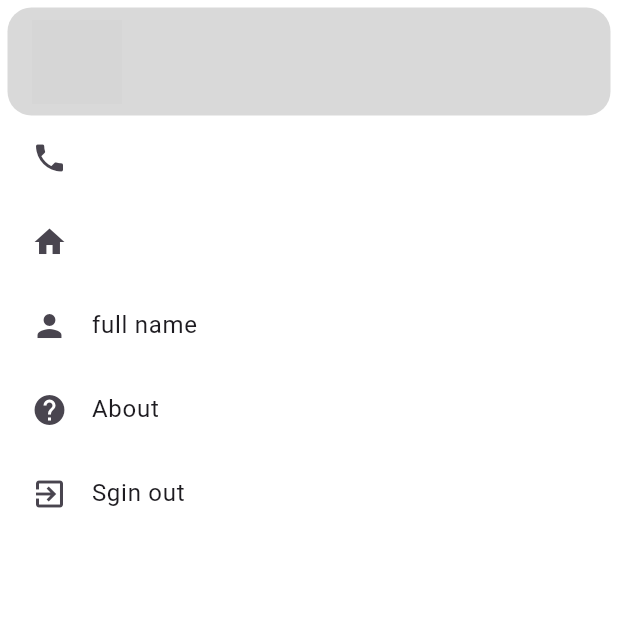
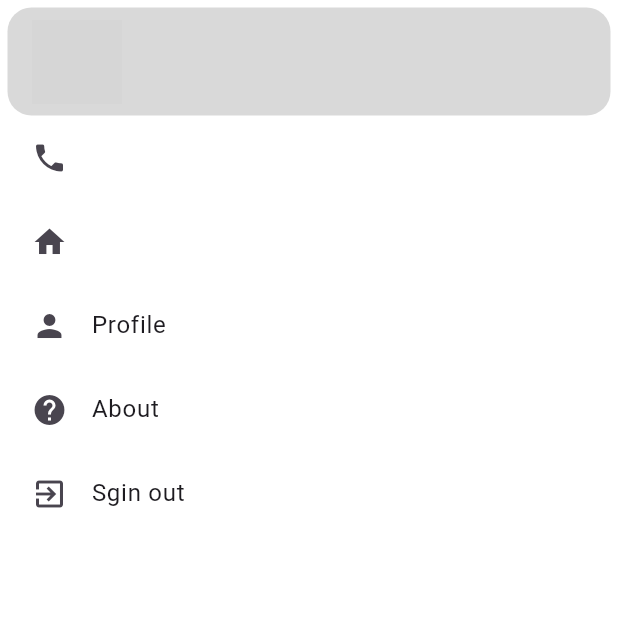
Before and after one commit to omaaramer/fire_detection, a Flutter app: the CustomDrawer screen opened by its route, on a phone screen of 412 x 824 dp, the top half of it. Run offline on Flutter 3.47's test engine with Material 3 defaults, Android fonts, the phone set to English and light mode, and no system bars; our stand-ins replace cloud_firestore, dotted_border, firebase_auth, firebase_core, firebase_storage, geolocator and 9 more; accounts and stored records are empty; network calls fail; project files that could hold a hidden picture were left out; grey boxes are pictures that could not be loaded.

Commit message:
finished add profile logic and refactor the code

```diff
--- a/lib/app_images.dart
+++ b/lib/app_images.dart
@@ -1,5 +1,9 @@
 class Assets {
   Assets._();
+
+  /// Assets for imagesAddUser
+  /// assets/images/add-user.png
+  static const String imagesAddUser = "assets/images/add-user.png";
 
   /// Assets for imagesFacebook
   /// assets/images/facebook.png
--- /dev/null
+++ b/lib/view/screens/settings/drawer/custom_close_button.dart
@@ -0,0 +1,32 @@
+import 'package:flutter/material.dart';
+
+class CustomCloseButton extends StatelessWidget {
+  const CustomCloseButton({
+    super.key,
+  });
+
+  @override
+  Widget build(BuildContext context) {
+    return Row(
+      mainAxisAlignment: MainAxisAlignment.end,
+      children: [
+        Container(
+          padding: const EdgeInsets.all(8),
+          decoration: BoxDecoration(
+            borderRadius: BorderRadius.circular(16),
+            color: Colors.black.withOpacity(.2),
+          ),
+          child: InkWell(
+            onTap: () {
+              Navigator.of(context).pop();
+            },
+            child: const Icon(
+              Icons.close,
+              size: 25,
+            ),
+          ),
+        ),
+      ],
+    );
+  }
+}
--- a/lib/view/screens/settings/drawer/custom_drawer.dart
+++ b/lib/view/screens/settings/drawer/custom_drawer.dart
@@ -1,9 +1,11 @@
+import 'package:chat_app/app_images.dart';
 import 'package:cloud_firestore/cloud_firestore.dart';
 import 'package:firebase_auth/firebase_auth.dart';
 import 'package:flutter/material.dart';
 import 'package:google_sign_in/google_sign_in.dart';
 import '../../regesteration/login_page.dart';
-import '../edit_profile/edit_profile.dart';
+import 'custom_close_button.dart';
+import 'profile_listile.dart';
 
 class CustomLisTileForDrawer extends StatelessWidget {
   final String title;
@@ -20,7 +22,7 @@ class CustomLisTileForDrawer extends StatelessWidget {
         icon,
         // color: Color(0xff151565),
       ),
-      onTap: () {},
+      onTap: onTap,
     );
   }
 }
@@ -36,49 +38,44 @@ class CustomDrawer extends StatefulWidget {
 
 class _CustomDrawerState extends State<CustomDrawer> {
   // final String documentId;
-  Map<String, dynamic> userdata = {};
+  Future<QuerySnapshot> getuserData() async {
+    CollectionReference users = FirebaseFirestore.instance.collection('users');
+
+    QuerySnapshot snapshot = await users
+        .where("id", isEqualTo: FirebaseAuth.instance.currentUser!.uid)
+        .get();
+    return snapshot;
+  }
 
   @override
   Widget build(BuildContext context) {
-    CollectionReference users = FirebaseFirestore.instance.collection('users');
     // if (FirebaseAuth.instance.currentUser!.uid){}
-    return FutureBuilder<QuerySnapshot>(
-      future: users
-          .where("id", isEqualTo: FirebaseAuth.instance.currentUser!.uid)
-          .get(),
-      builder: (BuildContext context, AsyncSnapshot<QuerySnapshot> snapshot) {
-        if (snapshot.hasData) {
     return SafeArea(
       child: Drawer(
         backgroundColor: Colors.white.withOpacity(.85),
         child: Padding(
           padding: const EdgeInsets.all(5),
-                child: Column(
+          child: FutureBuilder<QuerySnapshot>(
+            future: getuserData(),
+            builder:
+                (BuildContext context, AsyncSnapshot<QuerySnapshot> snapshot) {
+              if (snapshot.connectionState == ConnectionState.waiting) {
+                return const Center(
+                    child: CircularProgressIndicator(color: Color(0xff00b7e7)));
+              }
+
+              for (int i = 0; i < snapshot.data!.docs.length; i++) {
+                if (snapshot.data!.docs.last["id"] ==
+                    FirebaseAuth.instance.currentUser!.uid) {
+                  if (snapshot.hasData) {
+                    return Column(
                       children: [
-                    GestureDetector(
-                      onTap: () {
-                        Navigator.pushNamed(context, EditProfile.id);
-                      },
-                      child: Container(
-                        decoration: BoxDecoration(
-                          color: Colors.black.withOpacity(.15),
-                          borderRadius: BorderRadius.circular(16),
-                        ),
-                        child: ListTile(
-                          title: Text(snapshot.data!.docs.last["full_name"]),
-                          subtitle: Text(snapshot.data!.docs.last["email"]),
-                          leading: SizedBox(
-                            width: 60,
-                            height: 60,
-                            child: ClipRRect(
-                              borderRadius: BorderRadius.circular(60),
-                              child: Image.network(
+                        ProfileListile(
+                          title: snapshot.data!.docs.last["full_name"],
+                          subtitle: snapshot.data!.docs.last["email"],
+                          image: Image.network(
                             snapshot.data!.docs.last["url"],
                             fit: BoxFit.cover,
-                              ),
-                            ),
-                          ),
-                        ),
                           ),
                         ),
                         CustomLisTileForDrawer(
@@ -90,7 +87,7 @@ class _CustomDrawerState extends State<CustomDrawer> {
                           icon: Icons.home,
                         ),
                         const CustomLisTileForDrawer(
-                      title: "full name",
+                          title: "Profile",
                           icon: Icons.person,
                         ),
                         const CustomLisTileForDrawer(
@@ -110,36 +107,27 @@ class _CustomDrawerState extends State<CustomDrawer> {
                           },
                         ),
                         const Spacer(flex: 1),
-                    Row(
-                      mainAxisAlignment: MainAxisAlignment.end,
-                      children: [
-                        Container(
-                          padding: const EdgeInsets.all(8),
-                          decoration: BoxDecoration(
-                            borderRadius: BorderRadius.circular(16),
-                            color: Colors.black.withOpacity(.2),
-                          ),
-                          child: InkWell(
-                            onTap: () {
-                              Navigator.of(context).pop();
+                        const CustomCloseButton()
+                      ],
+                    );
+                  }
+                } else {
+                  return ProfileListile(
+                    title: "No User Profile",
+                    subtitle: 'Add Profile',
+                    image: Image.asset(Assets.imagesAddUser),
+                  );
+                }
+              }
+              return ProfileListile(
+                title: "No User Profile",
+                subtitle: 'Add Profile',
+                image: Image.asset(Assets.imagesAddUser),
+              );
             },
-                            child: const Icon(
-                              Icons.close,
-                              size: 25,
-                            ),
-                          ),
-                        ),
-                      ],
-                    )
-                  ],
           ),
         ),
       ),
     );
-        } else {
-          return const Center(child: CircularProgressIndicator());
-        }
-      },
-    );
   }
 }
--- /dev/null
+++ b/lib/view/screens/settings/drawer/profile_listile.dart
@@ -0,0 +1,39 @@
+import 'package:flutter/material.dart';
+
+import '../edit_profile/edit_profile.dart';
+
+class ProfileListile extends StatelessWidget {
+  final String title, subtitle;
+  final Image image;
+
+  const ProfileListile(
+      {super.key,
+      required this.title,
+      required this.subtitle,
+      required this.image});
+
+  @override
+  Widget build(BuildContext context) {
+    return GestureDetector(
+        onTap: () {
+          Navigator.pushNamed(context, EditProfile.id);
+        },
+        child: Container(
+            decoration: BoxDecoration(
+              color: Colors.black.withOpacity(.15),
+              borderRadius: BorderRadius.circular(16),
+            ),
+            child: ListTile(
+              title: Text(title),
+              subtitle: Text(subtitle),
+              leading: SizedBox(
+                width: 60,
+                height: 60,
+                child: ClipRRect(
+                  borderRadius: BorderRadius.circular(60),
+                  child: image,
+                ),
+              ),
+            )));
+  }
+}
--- a/lib/view/screens/settings/edit_profile/components/body.dart
+++ b/lib/view/screens/settings/edit_profile/components/body.dart
@@ -29,7 +29,9 @@ class _EditeProfileBodyState extends State<EditeProfileBody> {
   String? url;
   @override
   Widget build(BuildContext context) {
-    return Padding(
+    return SafeArea(
+      child: Scaffold(
+        body: Padding(
           padding: const EdgeInsets.only(left: 20, right: 20, bottom: 10),
           child: ListView(
             // crossAxisAlignment: CrossAxisAlignment.start,
@@ -55,7 +57,8 @@ class _EditeProfileBodyState extends State<EditeProfileBody> {
                       const Text(
                         'Upload image',
                         // style: Theme.of(context).textTheme.headline1,
-                    style: TextStyle(fontSize: 25, fontWeight: FontWeight.bold),
+                        style: TextStyle(
+                            fontSize: 25, fontWeight: FontWeight.bold),
                       ),
                       const SizedBox(
                         height: (15),
@@ -67,7 +70,8 @@ class _EditeProfileBodyState extends State<EditeProfileBody> {
                         color: Colors.black38,
                         strokeWidth: 2,
                         // padding: EdgeInsets.fromLTRB(115, 37, 115, 37),
-                    padding: const EdgeInsets.fromLTRB((75), (25), (75), (25)),
+                        padding:
+                            const EdgeInsets.fromLTRB((75), (25), (75), (25)),
                         child: Container(
                           height: 70,
                           width: 70,
@@ -75,7 +79,8 @@ class _EditeProfileBodyState extends State<EditeProfileBody> {
                               shape: BoxShape.circle,
                               color: Colors.black,
                               boxShadow: [
-                            BoxShadow(spreadRadius: 6, color: Colors.black38),
+                                BoxShadow(
+                                    spreadRadius: 6, color: Colors.black38),
                               ]),
                           child: url == null
                               ? IconButton(
@@ -181,6 +186,8 @@ class _EditeProfileBodyState extends State<EditeProfileBody> {
               ),
             ],
           ),
+        ),
+      ),
     );
   }
 
--- a/lib/view/screens/settings/setting.dart
+++ b/lib/view/screens/settings/setting.dart
@@ -3,7 +3,6 @@ import 'package:flutter/widgets.dart';
 import 'package:lottie/lottie.dart';
 import 'package:flutter/material.dart';
 import 'drawer/custom_drawer.dart';
-import 'edit_profile/components/body.dart';
 
 class SettingScreen extends StatelessWidget {
   const SettingScreen({super.key});
```
Also changed, not shown: assets/images/add-user.png (added). Lines whose indentation alone changed are shown as unchanged.
